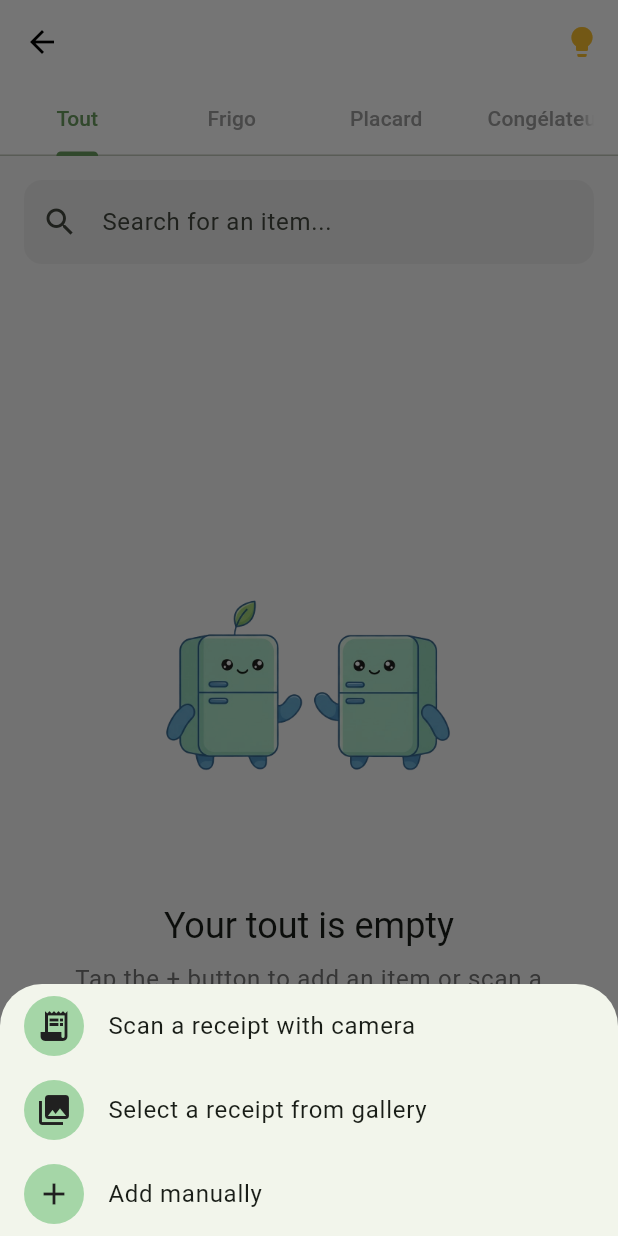
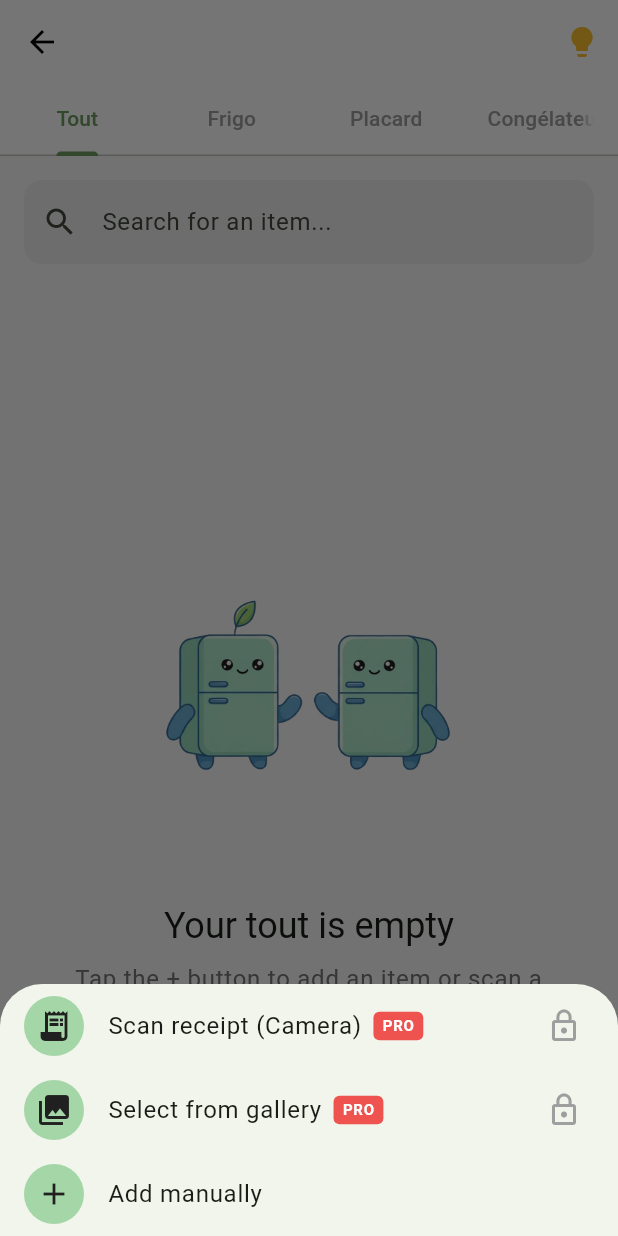
Before and after one commit to YasineNifa/FrigoZen, a Flutter app: the InventoryScreen screen opened directly, after a tap on the "add" icon, on a phone screen of 412 x 824 dp. Run offline on Flutter 3.47's test engine with Material 3 defaults, Android fonts, the phone set to English and light mode, and no system bars; our stand-ins replace cloud_firestore, cloud_functions, firebase_auth, firebase_core, firebase_messaging, image_picker and 1 more; missing offline and left inert: purchases_flutter, purchases_ui_flutter; accounts and stored records are empty; key blocks and very long unbroken strings in the code were emptied for the run.

Commit message:
Make scan receipt and a recipe generation payball

```diff
--- a/lib/screens/inventory/inventory_screen.dart
+++ b/lib/screens/inventory/inventory_screen.dart
@@ -9,6 +9,9 @@ import 'package:cloud_firestore/cloud_firestore.dart';
 import 'package:frigo_zen/screens/inventory/add_item_sheet.dart';
 import 'package:frigo_zen/services/ocr_service.dart';
 import 'package:frigo_zen/services/household_service.dart';
+import 'package:frigo_zen/services/revenue_provider.dart';
+import 'package:purchases_ui_flutter/purchases_ui_flutter.dart';
+import 'package:purchases_flutter/purchases_flutter.dart';
 
 class InventoryScreen extends StatefulWidget {
   const InventoryScreen({super.key});
@@ -42,6 +45,22 @@ class _InventoryScreenState extends State<InventoryScreen>
     _tabController.dispose();
     _searchController.dispose();
     super.dispose();
+  }
+
+  Future<bool> _checkPremiumStatus(BuildContext context) async {
+    final isPro = context.read<RevenueProvider>().isPro;
+
+    if (isPro) {
+      return true;
+    } else {
+      try {
+        await RevenueCatUI.presentPaywallIfNeeded("default");
+        return context.read<RevenueProvider>().isPro;
+      } on PurchasesError catch (e) {
+        print("Error while displaying Paywall: $e");
+        return false;
+      }
+    }
   }
 
   void _handleTabSelection() {
@@ -97,8 +116,27 @@ class _InventoryScreenState extends State<InventoryScreen>
     }
   }
 
-  void _showImageSourceDialog(BuildContext context) {
+  void _showImageSourceDialog(BuildContext context) async {
     final OcrService ocrService = OcrService();
+    final bool isPro = context.read<RevenueProvider>().isPro;
+    Widget buildProBadge() {
+      return Container(
+        margin: const EdgeInsets.only(left: 8),
+        padding: const EdgeInsets.symmetric(horizontal: 6, vertical: 2),
+        decoration: BoxDecoration(
+          color: Colors.red[400],
+          borderRadius: BorderRadius.circular(4),
+        ),
+        child: const Text(
+          "PRO",
+          style: TextStyle(
+            color: Colors.white,
+            fontSize: 10,
+            fontWeight: FontWeight.bold,
+          ),
+        ),
+      );
+    }
 
     showModalBottomSheet(
       context: context,
@@ -113,8 +151,18 @@ class _InventoryScreenState extends State<InventoryScreen>
                   color: Color.fromARGB(255, 32, 32, 32),
                 ),
               ), //camera_alt
-              title: const Text('Scan a receipt with camera'),
-              onTap: () {
+              title: Row(
+                children: [
+                  const Text('Scan receipt (Camera)'),
+                  if (!isPro) buildProBadge(),
+                ],
+              ),
+              trailing: !isPro
+                  ? const Icon(Icons.lock_outline, color: Colors.grey)
+                  : null,
+              onTap: () async {
+                final hasAccess = await _checkPremiumStatus(context);
+                if (!hasAccess) return;
                 Navigator.of(ctx).pop();
                 ocrService.pickAndProcessReceipt(context, ImageSource.camera);
               },
@@ -127,8 +175,18 @@ class _InventoryScreenState extends State<InventoryScreen>
                   color: Color.fromARGB(255, 32, 32, 32),
                 ),
               ),
-              title: const Text('Select a receipt from gallery'),
-              onTap: () {
+              title: Row(
+                children: [
+                  const Text('Select from gallery'),
+                  if (!isPro) buildProBadge(),
+                ],
+              ),
+              trailing: !isPro
+                  ? const Icon(Icons.lock_outline, color: Colors.grey)
+                  : null,
+              onTap: () async {
+                final hasAccess = await _checkPremiumStatus(context);
+                if (!hasAccess) return;
                 Navigator.of(ctx).pop();
                 ocrService.pickAndProcessReceipt(context, ImageSource.gallery);
               },
@@ -292,6 +350,8 @@ class _InventoryScreenState extends State<InventoryScreen>
   }
 
   void _triggerRecipeGeneration(BuildContext context) async {
+    final hasAccess = await _checkPremiumStatus(context);
+    if (!hasAccess) return;
     if (_localRecipeCache.isNotEmpty) {
       print("Local cache is not empty. let's display the next 3 recipes.");
       final recipesToShow = _localRecipeCache.take(3).toList();
```
